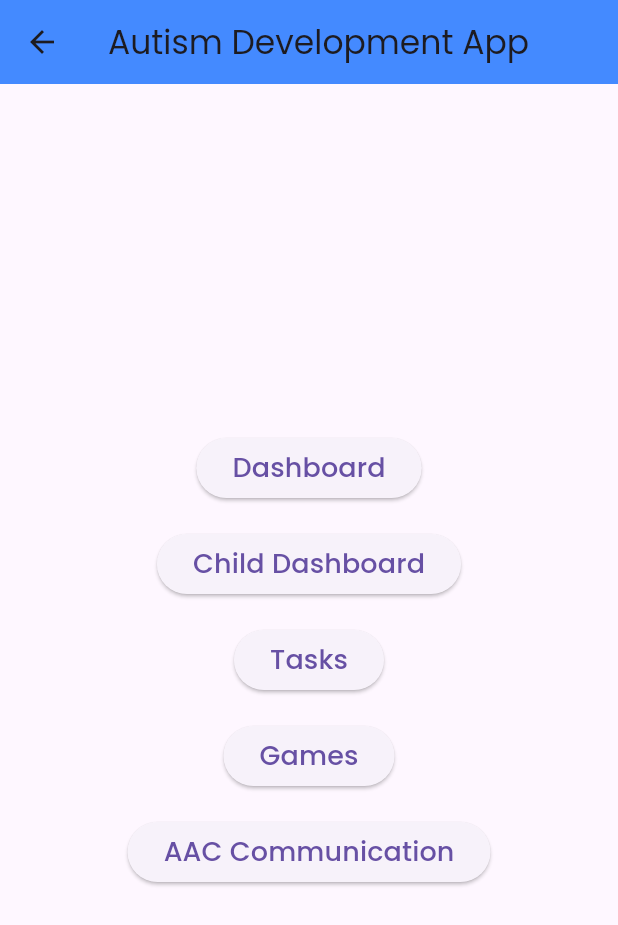
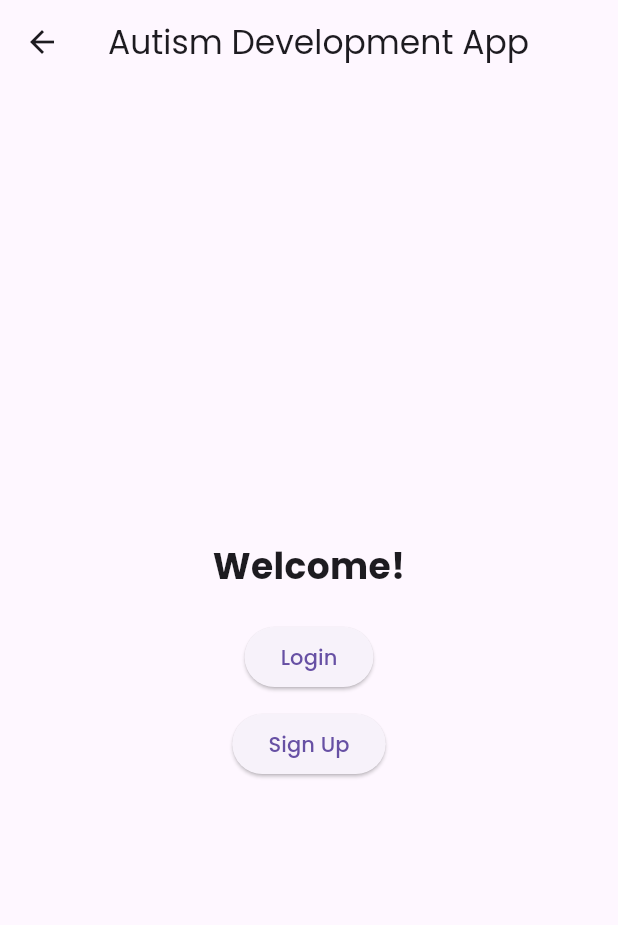
Before and after one commit to Keerthana-Narayanan/autism-app, a Flutter app: the HomeScreen screen opened by its route, on a phone screen of 412 x 824 dp. Shown: the top 925 px of the screen. Run offline on Flutter 3.47's test engine with Material 3 defaults, Android fonts, the phone set to English and light mode, and no system bars; our stand-ins replace cloud_firestore, firebase_auth, firebase_core, firebase_storage, flutter_tts, google_fonts; accounts and stored records are empty; statements that could not run were skipped.

Commit message:
waste code

```diff
--- a/lib/screens/home_screen.dart
+++ b/lib/screens/home_screen.dart
@@ -190,40 +190,76 @@
 //   }
 // }
 
+// import 'package:flutter/material.dart';
+
+// class HomeScreen extends StatelessWidget {
+//   @override
+//   Widget build(BuildContext context) {
+//     return Scaffold(
+//       appBar: AppBar(
+//         title: Text("Autism Development App"),
+//         backgroundColor: Colors.blueAccent,
+//       ),
+//       body: Center(
+//         child: Column(
+//           mainAxisAlignment: MainAxisAlignment.center,
+//           children: [
+//             _buildNavButton(context, "Dashboard", "/dashboard"),
+//             _buildNavButton(context, "Child Dashboard", "/child_dashboard"),
+//             _buildNavButton(context, "Tasks", "/tasks"),
+//             _buildNavButton(context, "Games", "/games"),
+//             _buildNavButton(context, "AAC Communication", "/aac"),
+//           ],
+//         ),
+//       ),
+//     );
+//   }
+
+//   Widget _buildNavButton(BuildContext context, String title, String route) {
+//     return Padding(
+//       padding: const EdgeInsets.symmetric(vertical: 8.0),
+//       child: ElevatedButton(
+//         onPressed: () {
+//           Navigator.pushNamed(context, route);
+//         },
+//         child: Text(title, style: TextStyle(fontSize: 18)),
+//       ),
+//     );
+//   }
+// }
+
+
 import 'package:flutter/material.dart';
+import 'login_screen.dart';
+import 'signup_screen.dart';
 
 class HomeScreen extends StatelessWidget {
   @override
   Widget build(BuildContext context) {
     return Scaffold(
-      appBar: AppBar(
-        title: Text("Autism Development App"),
-        backgroundColor: Colors.blueAccent,
-      ),
+      appBar: AppBar(title: Text("Autism Development App")),
       body: Center(
         child: Column(
           mainAxisAlignment: MainAxisAlignment.center,
           children: [
-            _buildNavButton(context, "Dashboard", "/dashboard"),
-            _buildNavButton(context, "Child Dashboard", "/child_dashboard"),
-            _buildNavButton(context, "Tasks", "/tasks"),
-            _buildNavButton(context, "Games", "/games"),
-            _buildNavButton(context, "AAC Communication", "/aac"),
+            Text("Welcome!", style: TextStyle(fontSize: 24, fontWeight: FontWeight.bold)),
+            SizedBox(height: 20),
+            ElevatedButton(
+              onPressed: () {
+                Navigator.pushNamed(context, "/login");
+              },
+              child: Text("Login"),
+            ),
+            SizedBox(height: 10),
+            ElevatedButton(
+              onPressed: () {
+                Navigator.pushNamed(context, "/signup");
+              },
+              child: Text("Sign Up"),
+            ),
           ],
         ),
       ),
     );
   }
-
-  Widget _buildNavButton(BuildContext context, String title, String route) {
-    return Padding(
-      padding: const EdgeInsets.symmetric(vertical: 8.0),
-      child: ElevatedButton(
-        onPressed: () {
-          Navigator.pushNamed(context, route);
-        },
-        child: Text(title, style: TextStyle(fontSize: 18)),
-      ),
-    );
-  }
 }
```
Also changed, not shown: lib/main.dart (+100 -21 lines), lib/screens/auth_screen.dart (+52 -45 lines), lib/screens/child_dashboard.dart (+50 -16 lines), lib/screens/login_screen.dart (+32 -20 lines), lib/screens/signup_screen.dart (added, +88 -0 lines).
